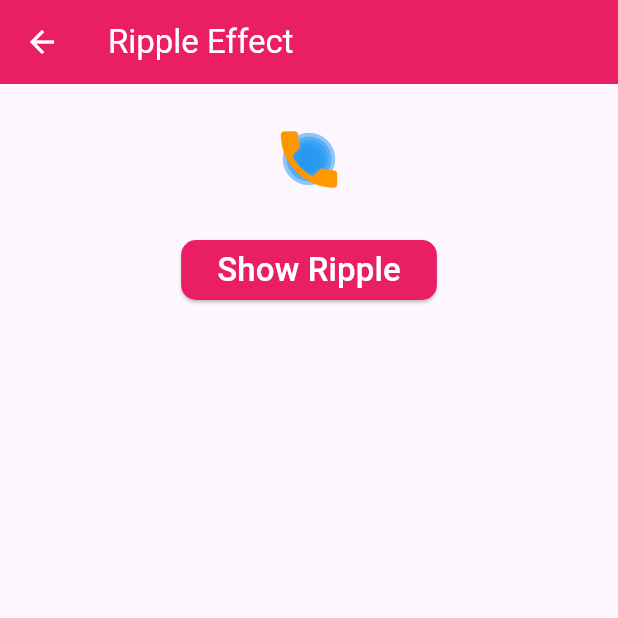
After one commit to Cold-Thunder/flutter-animation, a Flutter app: the screen it shows after launch, after a tap on "Go to Ripple", on a phone screen of 412 x 824 dp, the top half of it. The commit adds this screen. Run offline on Flutter 3.47's test engine with Material 3 defaults, Android fonts, the phone set to English and light mode, and no system bars; missing offline and left inert: dart:ffi.

Commit message:
ripple effect is added

```diff
--- a/lib/activities/MyHomePage.dart
+++ b/lib/activities/MyHomePage.dart
@@ -3,6 +3,7 @@ import 'dart:ffi';
 import 'package:flutter/cupertino.dart';
 import 'package:flutter/material.dart';
 import 'package:flutter_animation/activities/Clip.dart';
+import 'package:flutter_animation/activities/RippleEffect.dart';
 import 'package:flutter_animation/activities/Tiles.dart';
 import 'package:flutter_animation/activities/TweenAnim.dart';
 import 'package:flutter_animation/activities/WheelList.dart';
@@ -167,6 +168,20 @@ class _Myhomepage extends State<Myhomepage>{
                   MaterialPageRoute(builder: (context)=>TweenAnim())
                   );
                 }
+              ),
+              ElevatedButton(
+                  child: const Text('Go to Ripple', style: TextStyle(fontSize: 22, color: Colors.white)),
+                  style: ElevatedButton.styleFrom(
+                      backgroundColor: Colors.brown,
+                      shape: RoundedRectangleBorder(
+                          borderRadius: BorderRadius.circular(10)
+                      )
+                  ),
+                  onPressed: (){
+                    Navigator.push(context,
+                        MaterialPageRoute(builder: (context)=>RippleEffect())
+                    );
+                  }
               )
             ]
           )
--- /dev/null
+++ b/lib/activities/RippleEffect.dart
@@ -0,0 +1,99 @@
+import 'dart:async';
+
+import 'package:flutter/cupertino.dart';
+import 'package:flutter/material.dart';
+
+class RippleEffect extends StatefulWidget{
+  @override
+  _RippleEffect createState()=> _RippleEffect();
+}
+
+class _RippleEffect extends State<RippleEffect> with SingleTickerProviderStateMixin{
+  late AnimationController _animCont;
+  var rad = [30, 40, 50, 60, 70];
+
+  @override
+  void initState(){
+    super.initState();
+    _animCont = AnimationController(vsync: this, duration: Duration(seconds: 2), lowerBound: 0.5);
+    _animCont.addListener((){
+      setState((){
+
+      });
+    });
+    // _animCont.forward();
+  }
+
+  void showRipple(){
+    _animCont.forward();
+    const tim = Duration(seconds: 2);
+    Timer(tim, (){
+      _animCont.animateBack(0.0, duration: Duration(seconds: 1), curve: Curves.easeIn);
+    });
+  }
+
+  @override
+  Widget build(BuildContext context){
+    return Scaffold(
+      appBar: AppBar(
+        title: const Text('Ripple Effect', style: TextStyle(fontSize: 22, color: Colors.white)),
+        backgroundColor: Colors.pink,
+        iconTheme: const IconThemeData(color: Colors.white)
+      ),
+      body: SafeArea(
+        child: Center(
+          child: Column(
+            children: [
+              Container(
+                height: 100,
+                width: 100,
+                child: Stack(
+            alignment: Alignment.center,
+            children:
+             [
+                myWidget(rad[0], _animCont.value),
+                myWidget(rad[1], _animCont.value),
+                myWidget(rad[2], _animCont.value),
+               myWidget(rad[3], _animCont.value),
+               myWidget(rad[4], _animCont.value),
+
+               InkWell(
+                 onTap: (){
+                   showRipple();
+                 },
+                 child: Icon(Icons.phone, color: Colors.orange, size: 50),
+               )
+             ]
+          )),
+              Container(
+                child: ElevatedButton(
+                  child: Text('Show Ripple', style: TextStyle(fontSize: 22, color: Colors.white)),
+                  onPressed: (){
+                    showRipple();
+                  },
+                  style: ElevatedButton.styleFrom(
+                    backgroundColor: Colors.pink,
+                    shape: RoundedRectangleBorder(
+                      borderRadius: BorderRadius.circular(10),
+                    )
+                  )
+                )
+              )
+            ],
+          )
+        )
+      )
+    );
+  }
+}
+
+Widget myWidget(ra, anim){
+  return Container(
+      height: ra*anim,
+      width: ra*anim,
+      decoration: BoxDecoration(
+          shape: BoxShape.circle,
+          color: Colors.blue.withOpacity(1.0 - anim)
+      )
+  );
+}
--- a/lib/activities/TweenAnim.dart
+++ b/lib/activities/TweenAnim.dart
@@ -5,7 +5,7 @@ class TweenAnim extends StatefulWidget{
   @override
   _TweenAnim createState()=>_TweenAnim();
 }
-class _TweenAnim extends State<TweenAnim> with TickerProviderStateMixin{
+class _TweenAnim extends State<TweenAnim> with SingleTickerProviderStateMixin{
   late Animation animWidth;
   late Animation animHeight;
   late Animation animRad;
```
